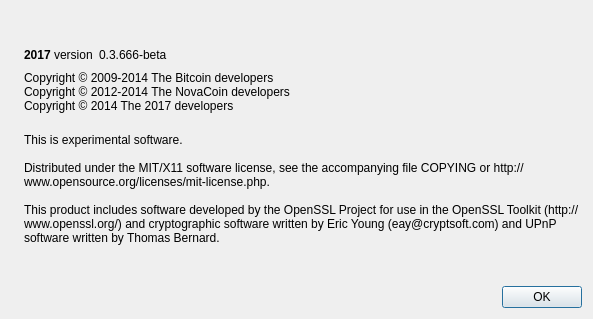
Before: the Qt Designer form src/qt/forms/aboutdialog.ui in FistBumpGithub/2017, drawn with Qt 5.
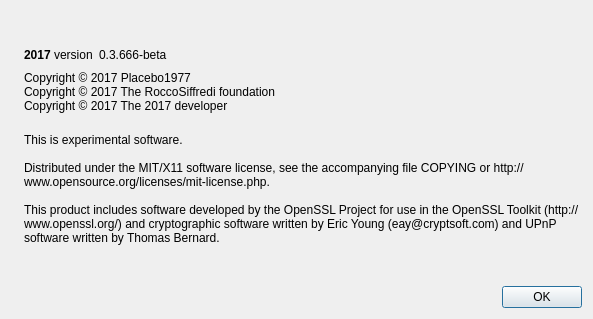
After: the same form once the commit is applied. Icons and pictures are not drawn.

The edit to the form file:
```diff
--- a/src/qt/forms/aboutdialog.ui
+++ b/src/qt/forms/aboutdialog.ui
@@ -91,9 +91,9 @@
         <cursorShape>IBeamCursor</cursorShape>
        </property>
        <property name="text">
-        <string>Copyright © 2009-2014 The Bitcoin developers
-Copyright © 2012-2014 The NovaCoin developers
-Copyright © 2014 The 2017 developers</string>
+        <string>Copyright © 2017 Placebo1977
+Copyright © 2017 The RoccoSiffredi foundation
+Copyright © 2017 The 2017 developer</string>
        </property>
        <property name="textInteractionFlags">
         <set>Qt::LinksAccessibleByMouse|Qt::TextSelectableByKeyboard|Qt::TextSelectableByMouse</set>
```
